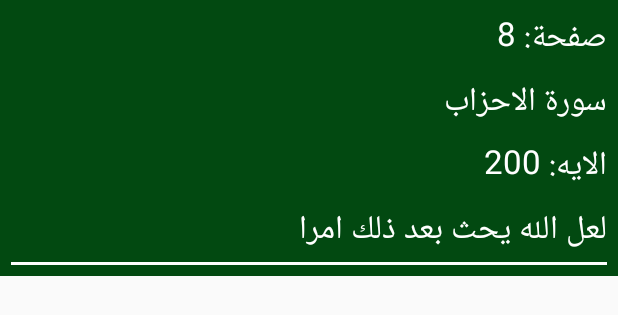
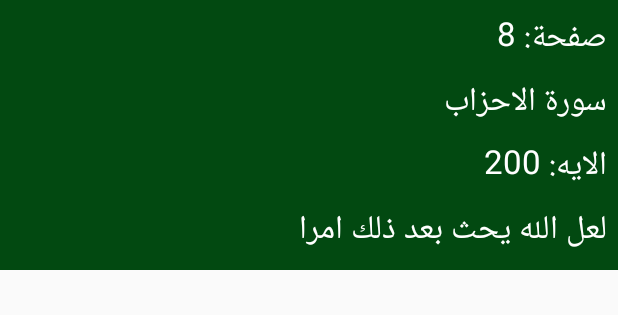
Before and after one commit to mabdelsattar/altaef-hessan_Full_Islamic_Android_App, an Android app: the layout searchrow.xml on its own in the app's theme, with its tools: preview values and no code run, on a phone screen of 412 x 824 dp. Shown: the top 315 px of the screen. Run offline under Robolectric (Android 15) with nearby library versions, the phone set to English and light mode, and no system bars; network calls fail.

Commit message:
Handling all search

```diff
--- a/app/src/main/java/com/daralmathour/altaefhessan/Activities/SearchAdapter.java
+++ b/app/src/main/java/com/daralmathour/altaefhessan/Activities/SearchAdapter.java
@@ -49,12 +49,13 @@ public class SearchAdapter extends RecyclerView.Adapter<SearchAdapter.MyViewHold
     public SearchAdapter(List<SearchViewModel> searchList, Context context) {
         this.searchList = searchList;
         this._context = context;
+        this.searchListFilter = searchList;
     }
 
     @Override
     public MyViewHolder onCreateViewHolder(ViewGroup parent, int viewType) {
         View itemView = LayoutInflater.from(parent.getContext())
-                .inflate(R.layout.azarrow, parent, false);
+                .inflate(R.layout.searchrow, parent, false);
 
         return new MyViewHolder(itemView);
     }
@@ -118,6 +119,6 @@ public class SearchAdapter extends RecyclerView.Adapter<SearchAdapter.MyViewHold
 
     @Override
     public int getItemCount() {
-        return searchList.size();
+        return searchListFilter.size();
     }
 }
--- a/app/src/main/res/layout/searchrow.xml
+++ b/app/src/main/res/layout/searchrow.xml
@@ -46,12 +46,7 @@
         android:textColor="#FFF"
         />
 
-    <View
-          android:background="#ffffff"
-          android:layout_marginTop="2dp"
-          android:layout_below="@+id/azkarRepeat"
-          android:layout_width = "match_parent"
-          android:layout_height="2dp"/>
+
 
 
 </LinearLayout>
```
Also changed, not shown: app/src/main/java/com/daralmathour/altaefhessan/Activities/QuranActivity.java (+9 -0 lines), app/src/main/java/com/daralmathour/altaefhessan/Activities/SearchQuranActivity.java (+23 -2 lines).
